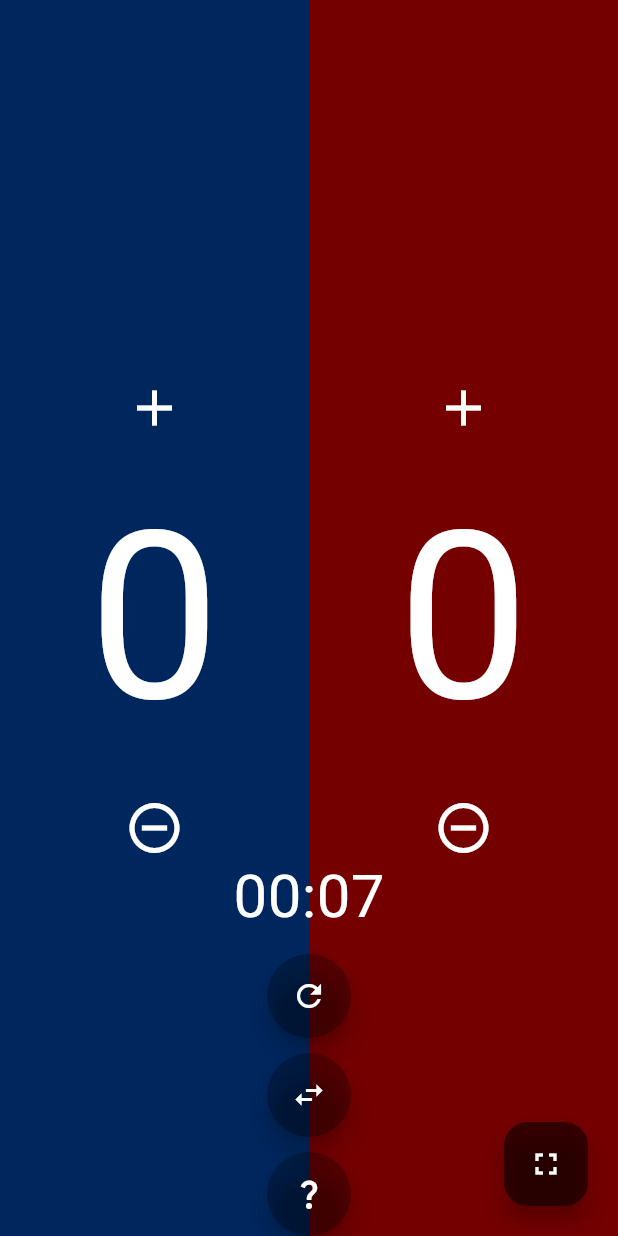
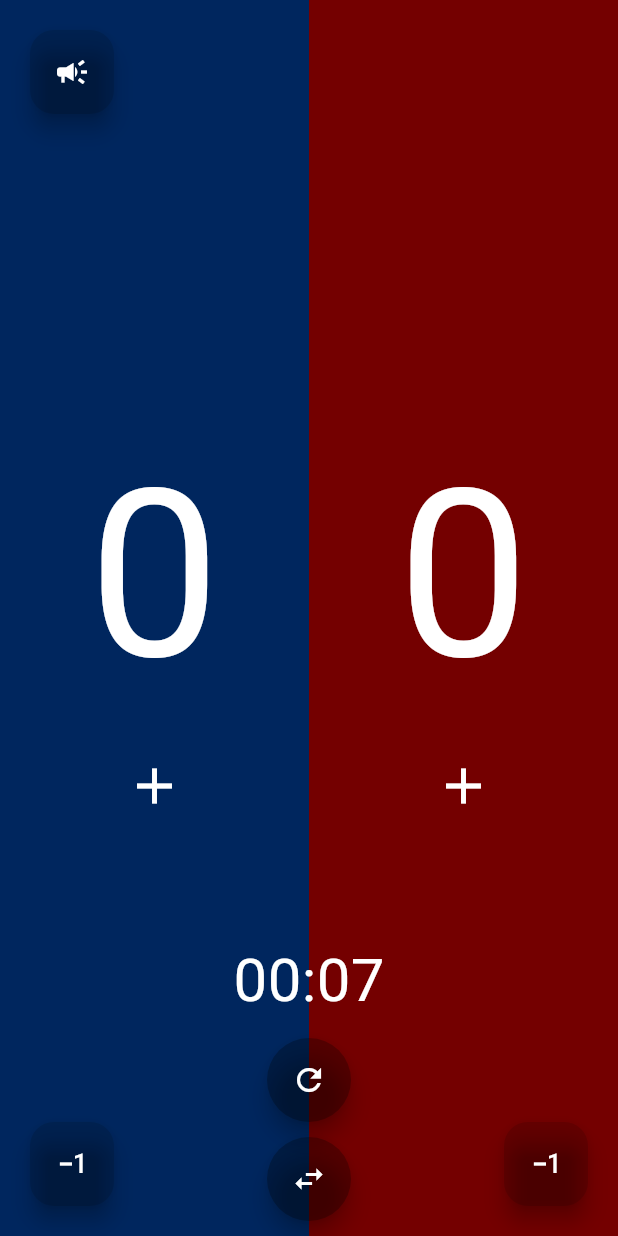
Before and after one commit to zmsp/tapscore, a Flutter app: the screen it shows after launch, on a phone screen of 412 x 824 dp. Run offline on Flutter 3.47's test engine with Material 3 defaults, Android fonts, the light colour scheme and no system bars; missing offline and left inert: dart:html, dart:js.

Commit message:
updated looks

```diff
--- a/lib/main.dart
+++ b/lib/main.dart
@@ -1,11 +1,9 @@
 import 'dart:async';
 import 'package:flutter/material.dart';
 
-import 'package:flutter/foundation.dart'; // For kIsWeb
 
 // Conditional import for web-specific functionality
 import 'platform_specific.dart' if (dart.library.html) 'web_specific.dart';
-
 
 // For JS interop functionality (web only)
 void main() {
@@ -142,18 +140,14 @@ class _ScoreboardState extends State<Scoreboard> {
           child: Column(
             mainAxisAlignment: MainAxisAlignment.center,
             children: [
-              IconButton(
-                onPressed: () => _incrementScore(team),
-                icon: const Icon(Icons.add, size: 40, color: Colors.white),
-              ),
               Text(
                 '$score',
                 style: TextStyle(fontSize: fontSize, color: Colors.white),
               ),
+              // This will push the minus button to the bottom
               IconButton(
-                onPressed: () => _decrementScore(team),
-                icon: const Icon(Icons.remove_circle_outline,
-                    size: 40, color: Colors.white),
+                onPressed: () => _incrementScore(team),
+                icon: const Icon(Icons.add, size: 40, color: Colors.white),
               ),
             ],
           ),
@@ -197,14 +191,15 @@ class _ScoreboardState extends State<Scoreboard> {
 
   @override
   Widget build(BuildContext context) {
-    double screenWidth = MediaQuery.of(context).size.width ;
-    double screenHeight = MediaQuery.of(context).size.height ;
+    double screenWidth = MediaQuery.of(context).size.width;
+    double screenHeight = MediaQuery.of(context).size.height;
 
     // Get the minimum value between width and height
-    double smallerDimension = screenWidth < screenHeight ? screenWidth : screenHeight *.8;
+    double smallerDimension =
+        screenWidth < screenHeight ? screenWidth : screenHeight * 1.2;
 
     // Calculate font size based on the smaller dimension
-    double fontSize = smallerDimension * 0.38;  // Ad
+    double fontSize = smallerDimension * 0.38; // Ad
 
     return Scaffold(
       body: Stack(
@@ -223,25 +218,59 @@ class _ScoreboardState extends State<Scoreboard> {
                 const SizedBox(height: 10),
                 Text(formattedTime,
                     style: TextStyle(fontSize: 40, color: Colors.white)),
+                // _buildActionButton(
+                //     toggleFullscreenMode, Icons.fullscreen, Colors.black12),
+                // const SizedBox(height: 10),
+                // _buildActionButton(
+                //     _showHelp, Icons.question_mark, Colors.black26),
+                //              const SizedBox(height: 10),
                 const SizedBox(height: 10),
                 _buildActionButton(_resetScores, Icons.refresh, Colors.black26),
                 const SizedBox(height: 10),
                 _buildActionButton(
                     _swapScores, Icons.swap_horiz, Colors.black26),
                 const SizedBox(height: 10),
-                _buildActionButton(
-                    _showHelp, Icons.question_mark, Colors.black26),
               ],
             ),
           ),
           // Fullscreen button in the bottom right corner
           Positioned(
-            bottom: 20,
-            right: 20,
+            top: 20, // Adjust as needed
+            left: 20, // Position it within Team A's section
             child: FloatingActionButton(
-    onPressed: toggleFullscreenMode,
-              backgroundColor: Colors.black54,
-              child: const Icon(Icons.fullscreen, color: Colors.white),
+              onPressed: () => _showHelp(),
+              backgroundColor: Colors.black12,
+              child: const Icon(Icons.campaign, color: Colors.white),
+            ),
+          ),
+
+          //   Positioned(
+          //   top: 20, // Adjust as needed
+          //   right: 20, // Position it within Team A's section
+          //   child: FloatingActionButton(
+          //     onPressed: () => _decrementScore('A'),
+          //     backgroundColor: Colors.black12,
+          //     child: const Icon(Icons.exposure_neg_1, color: Colors.white),
+          //   ),
+          // ),
+          // Minus button for Team A positioned at the bottom of the team section
+          Positioned(
+            bottom: 20, // Adjust as needed
+            left: 20, // Position it within Team A's section
+            child: FloatingActionButton(
+              onPressed: () => _decrementScore('A'),
+              backgroundColor: Colors.black12,
+              child: const Icon(Icons.exposure_neg_1, color: Colors.white),
+            ),
+          ),
+          // Minus button for Team B positioned at the bottom of the team section
+          Positioned(
+            bottom: 20, // Adjust as needed
+            right: 20, // Position it within Team B's section
+            child: FloatingActionButton(
+              onPressed: () => _decrementScore('B'),
+              backgroundColor: Colors.black12,
+              child: const Icon(Icons.exposure_neg_1, color: Colors.white),
             ),
           ),
         ],
```
